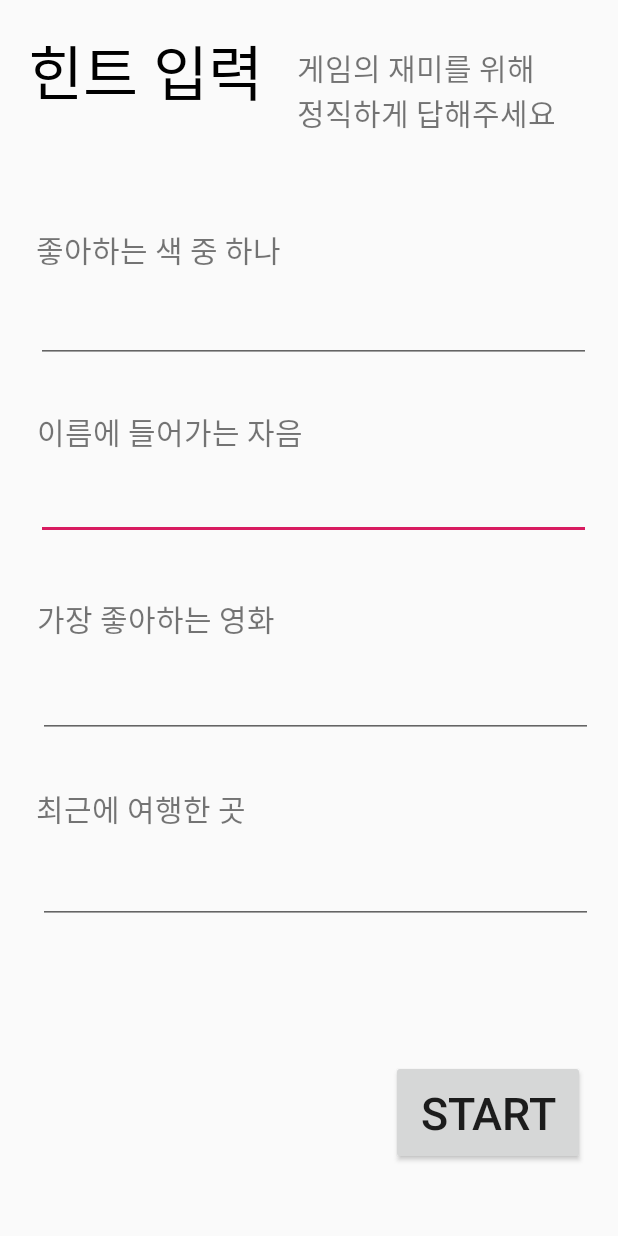
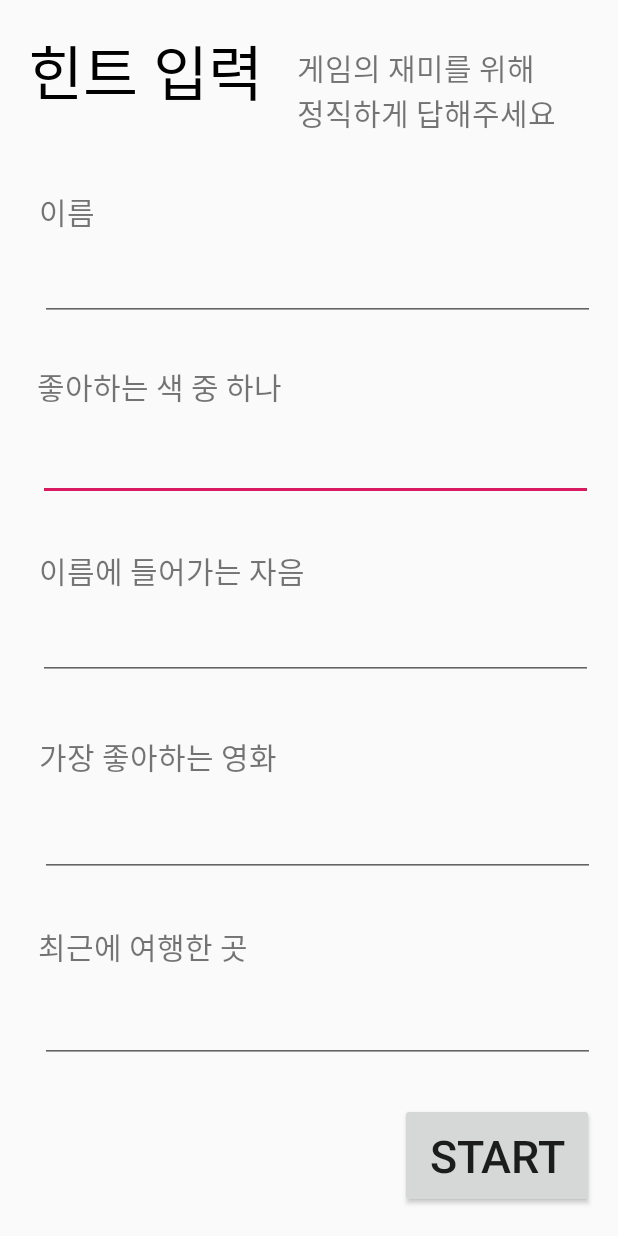
Before and after one commit to su1715/withjaehwan, an Android app: the layout tab3_input_info.xml on its own in the app's theme, with its tools: preview values and no code run, on a phone screen of 412 x 824 dp. Run offline under Robolectric (Android 15) with nearby library versions, the phone set to English and light mode, and no system bars; network calls fail.

```diff
--- a/app/src/main/res/layout/tab3_input_info.xml
+++ b/app/src/main/res/layout/tab3_input_info.xml
@@ -28,10 +28,36 @@
         android:textSize="30dp"
         app:layout_constraintBottom_toBottomOf="parent"
         app:layout_constraintEnd_toEndOf="parent"
-        app:layout_constraintHorizontal_bias="0.921"
+        app:layout_constraintHorizontal_bias="0.943"
         app:layout_constraintStart_toStartOf="parent"
         app:layout_constraintTop_toTopOf="parent"
-        app:layout_constraintVertical_bias="0.937" />
+        app:layout_constraintVertical_bias="0.975" />
+
+    <EditText
+        android:id="@+id/info1"
+        android:layout_width="370dp"
+        android:layout_height="44dp"
+        android:ems="10"
+        android:inputType="textPersonName"
+        app:layout_constraintBottom_toBottomOf="parent"
+        app:layout_constraintEnd_toEndOf="parent"
+        app:layout_constraintHorizontal_bias="0.609"
+        app:layout_constraintStart_toStartOf="parent"
+        app:layout_constraintTop_toTopOf="parent"
+        app:layout_constraintVertical_bias="0.372" />
+
+    <EditText
+        android:id="@+id/nameinfo"
+        android:layout_width="370dp"
+        android:layout_height="44dp"
+        android:ems="10"
+        android:inputType="textPersonName"
+        app:layout_constraintBottom_toBottomOf="parent"
+        app:layout_constraintEnd_toEndOf="parent"
+        app:layout_constraintHorizontal_bias="0.634"
+        app:layout_constraintStart_toStartOf="parent"
+        app:layout_constraintTop_toTopOf="parent"
+        app:layout_constraintVertical_bias="0.218" />
 
     <EditText
         android:id="@+id/info2"
@@ -41,23 +67,75 @@
         android:inputType="textPersonName"
         app:layout_constraintBottom_toBottomOf="parent"
         app:layout_constraintEnd_toEndOf="parent"
-        app:layout_constraintHorizontal_bias="0.575"
+        app:layout_constraintHorizontal_bias="0.609"
         app:layout_constraintStart_toStartOf="parent"
         app:layout_constraintTop_toTopOf="parent"
-        app:layout_constraintVertical_bias="0.407" />
+        app:layout_constraintVertical_bias="0.526" />
+
+    <TextView
+        android:id="@+id/textView4"
+        android:layout_width="wrap_content"
+        android:layout_height="wrap_content"
+        android:text="최근에 여행한 곳"
+        android:textSize="20dp"
+        app:layout_constraintBottom_toBottomOf="parent"
+        app:layout_constraintEnd_toEndOf="parent"
+        app:layout_constraintHorizontal_bias="0.092"
+        app:layout_constraintStart_toStartOf="parent"
+        app:layout_constraintTop_toTopOf="parent"
+        app:layout_constraintVertical_bias="0.776" />
+
+    <TextView
+        android:id="@+id/textView6"
+        android:layout_width="wrap_content"
+        android:layout_height="wrap_content"
+        android:text="이름에 들어가는 자음"
+        android:textSize="20dp"
+        app:layout_constraintBottom_toBottomOf="parent"
+        app:layout_constraintEnd_toEndOf="parent"
+        app:layout_constraintHorizontal_bias="0.111"
+        app:layout_constraintStart_toStartOf="parent"
+        app:layout_constraintTop_toTopOf="parent"
+        app:layout_constraintVertical_bias="0.46" />
 
     <EditText
-        android:id="@+id/info1"
+        android:id="@+id/info4"
         android:layout_width="370dp"
-        android:layout_height="44dp"
+        android:layout_height="wrap_content"
         android:ems="10"
         android:inputType="textPersonName"
         app:layout_constraintBottom_toBottomOf="parent"
         app:layout_constraintEnd_toEndOf="parent"
-        app:layout_constraintHorizontal_bias="0.575"
+        app:layout_constraintHorizontal_bias="0.634"
         app:layout_constraintStart_toStartOf="parent"
         app:layout_constraintTop_toTopOf="parent"
-        app:layout_constraintVertical_bias="0.254" />
+        app:layout_constraintVertical_bias="0.852" />
+
+    <EditText
+        android:id="@+id/info3"
+        android:layout_width="370dp"
+        android:layout_height="48dp"
+        android:ems="10"
+        android:inputType="textPersonName"
+        app:layout_constraintBottom_toBottomOf="parent"
+        app:layout_constraintEnd_toEndOf="parent"
+        app:layout_constraintHorizontal_bias="0.634"
+        app:layout_constraintStart_toStartOf="parent"
+        app:layout_constraintTop_toTopOf="parent"
+        app:layout_constraintVertical_bias="0.692" />
+
+    <TextView
+        android:id="@+id/textView5"
+        android:layout_width="wrap_content"
+        android:layout_height="wrap_content"
+        android:text="가장 좋아하는 영화"
+        android:textSize="20dp"
+        app:layout_constraintBottom_toBottomOf="parent"
+        app:layout_constraintEnd_toEndOf="parent"
+        app:layout_constraintHorizontal_bias="0.102"
+        app:layout_constraintStart_toStartOf="parent"
+        app:layout_constraintTop_toTopOf="parent"
+        app:layout_constraintVertical_bias="0.616" />
 
     <TextView
         android:id="@+id/textView7"
@@ -67,74 +145,23 @@
         android:textSize="20dp"
         app:layout_constraintBottom_toBottomOf="parent"
         app:layout_constraintEnd_toEndOf="parent"
-        app:layout_constraintHorizontal_bias="0.096"
+        app:layout_constraintHorizontal_bias="0.1"
         app:layout_constraintStart_toStartOf="parent"
         app:layout_constraintTop_toTopOf="parent"
-        app:layout_constraintVertical_bias="0.191" />
+        app:layout_constraintVertical_bias="0.306" />
 
     <TextView
-        android:id="@+id/textView4"
+        android:id="@+id/textView9"
         android:layout_width="wrap_content"
         android:layout_height="wrap_content"
-        android:text="최근에 여행한 곳"
+        android:text="이름"
         android:textSize="20dp"
         app:layout_constraintBottom_toBottomOf="parent"
         app:layout_constraintEnd_toEndOf="parent"
-        app:layout_constraintHorizontal_bias="0.088"
+        app:layout_constraintHorizontal_bias="0.069"
         app:layout_constraintStart_toStartOf="parent"
         app:layout_constraintTop_toTopOf="parent"
-        app:layout_constraintVertical_bias="0.66" />
-
-    <TextView
-        android:id="@+id/textView6"
-        android:layout_width="wrap_content"
-        android:layout_height="wrap_content"
-        android:text="이름에 들어가는 자음"
-        android:textSize="20dp"
-        app:layout_constraintBottom_toBottomOf="parent"
-        app:layout_constraintEnd_toEndOf="parent"
-        app:layout_constraintHorizontal_bias="0.106"
-        app:layout_constraintStart_toStartOf="parent"
-        app:layout_constraintTop_toTopOf="parent"
-        app:layout_constraintVertical_bias="0.343" />
-
-    <EditText
-        android:id="@+id/info4"
-        android:layout_width="370dp"
-        android:layout_height="wrap_content"
-        android:ems="10"
-        android:inputType="textPersonName"
-        app:layout_constraintBottom_toBottomOf="parent"
-        app:layout_constraintEnd_toEndOf="parent"
-        app:layout_constraintHorizontal_bias="0.609"
-        app:layout_constraintStart_toStartOf="parent"
-        app:layout_constraintTop_toTopOf="parent"
-        app:layout_constraintVertical_bias="0.733" />
-
-    <EditText
-        android:id="@+id/info3"
-        android:layout_width="370dp"
-        android:layout_height="48dp"
-        android:ems="10"
-        android:inputType="textPersonName"
-        app:layout_constraintBottom_toBottomOf="parent"
-        app:layout_constraintEnd_toEndOf="parent"
-        app:layout_constraintHorizontal_bias="0.609"
-        app:layout_constraintStart_toStartOf="parent"
-        app:layout_constraintTop_toTopOf="parent"
-        app:layout_constraintVertical_bias="0.572" />
-
-    <TextView
-        android:id="@+id/textView5"
-        android:layout_width="wrap_content"
-        android:layout_height="wrap_content"
-        android:text="가장 좋아하는 영화"
-        android:textSize="20dp"
-        app:layout_constraintBottom_toBottomOf="parent"
-        app:layout_constraintEnd_toEndOf="parent"
-        app:layout_constraintHorizontal_bias="0.098"
-        app:layout_constraintStart_toStartOf="parent"
-        app:layout_constraintTop_toTopOf="parent" />
+        app:layout_constraintVertical_bias="0.159" />
 
     <TextView
         android:id="@+id/textView3"
@@ -148,4 +175,5 @@
         app:layout_constraintStart_toStartOf="parent"
         app:layout_constraintTop_toTopOf="parent"
         app:layout_constraintVertical_bias="0.039" />
+
 </androidx.constraintlayout.widget.ConstraintLayout>
```
Also changed, not shown: app/src/main/java/com/example/hellomyapplication/Tab3GameStart.java (+45 -18 lines), app/src/main/java/com/example/hellomyapplication/Tab3InputInfo.java (+8 -5 lines), app/src/main/res/drawable/circle.xml (added, +12 -0 lines).
